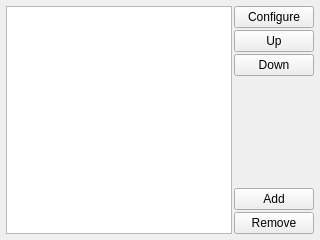
Above: ui/ChannelsWidget.ui from kipr/botui before the change. Below: the same form after it.
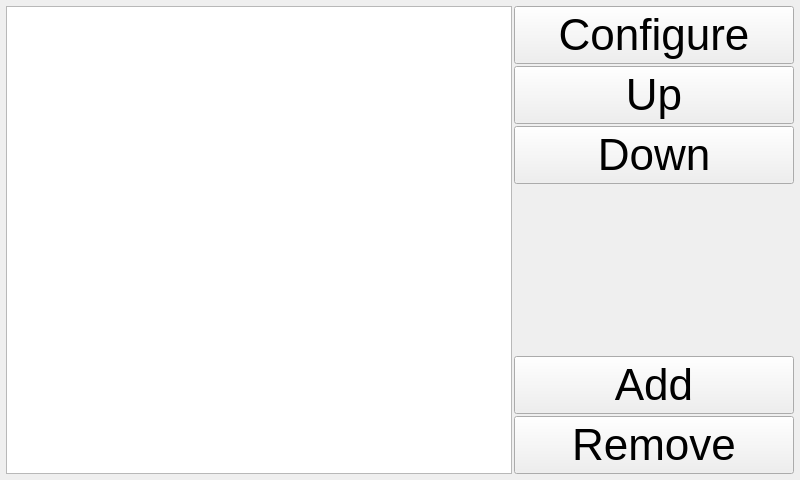
That is the form after the change. Icons and pictures are not drawn.

What changed in the file:
```diff
--- a/ui/ChannelsWidget.ui
+++ b/ui/ChannelsWidget.ui
@@ -6,8 +6,8 @@
    <rect>
     <x>0</x>
     <y>0</y>
-    <width>320</width>
-    <height>240</height>
+    <width>800</width>
+    <height>480</height>
    </rect>
   </property>
   <property name="windowTitle">
@@ -42,6 +42,17 @@
        </property>
        <item>
         <widget class="QPushButton" name="configure">
+         <property name="minimumSize">
+          <size>
+           <width>280</width>
+           <height>0</height>
+          </size>
+         </property>
+         <property name="font">
+          <font>
+           <pointsize>33</pointsize>
+          </font>
+         </property>
          <property name="text">
           <string>Configure</string>
          </property>
@@ -53,6 +64,11 @@
        </item>
        <item>
         <widget class="QPushButton" name="up">
+         <property name="font">
+          <font>
+           <pointsize>33</pointsize>
+          </font>
+         </property>
          <property name="text">
           <string>Up</string>
          </property>
@@ -64,6 +80,11 @@
        </item>
        <item>
         <widget class="QPushButton" name="down">
+         <property name="font">
+          <font>
+           <pointsize>33</pointsize>
+          </font>
+         </property>
          <property name="text">
           <string>Down</string>
          </property>
@@ -88,6 +109,11 @@
        </item>
        <item>
         <widget class="QPushButton" name="add">
+         <property name="font">
+          <font>
+           <pointsize>33</pointsize>
+          </font>
+         </property>
          <property name="text">
           <string>Add</string>
          </property>
@@ -99,6 +125,11 @@
        </item>
        <item>
         <widget class="QPushButton" name="remove">
+         <property name="font">
+          <font>
+           <pointsize>33</pointsize>
+          </font>
+         </property>
          <property name="text">
           <string>Remove</string>
          </property>
```
